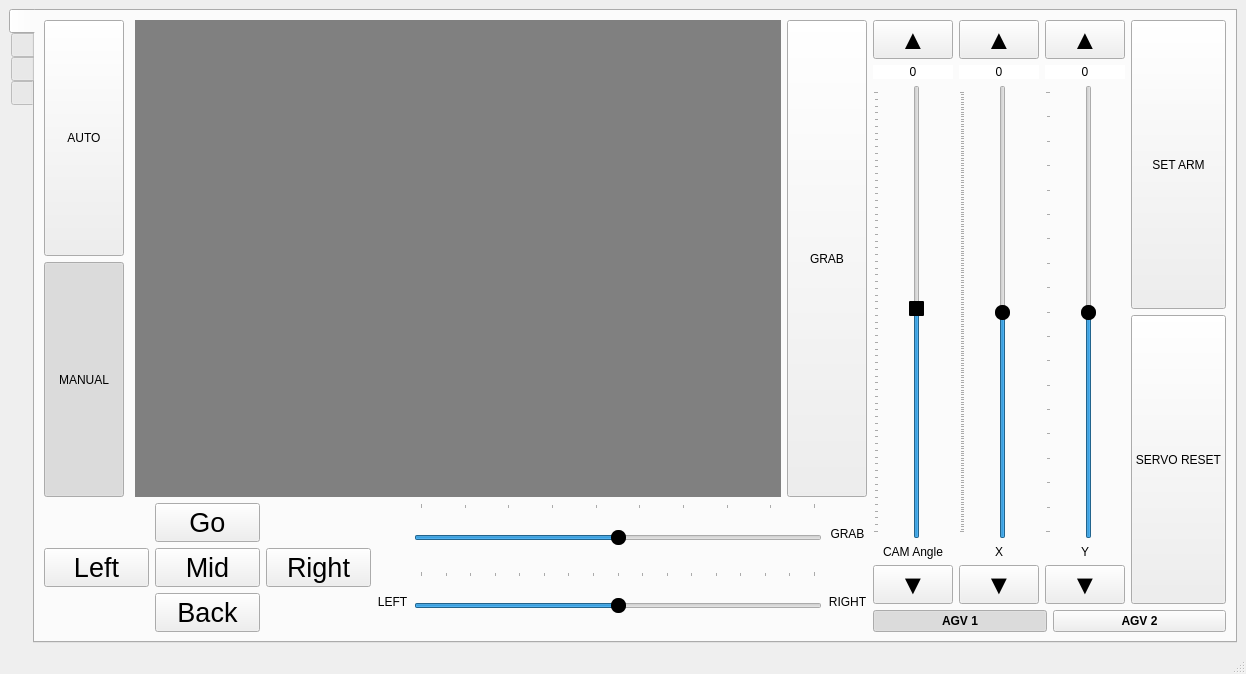
Old version of the form form.ui in the repository LogisVision/QT_Controller.
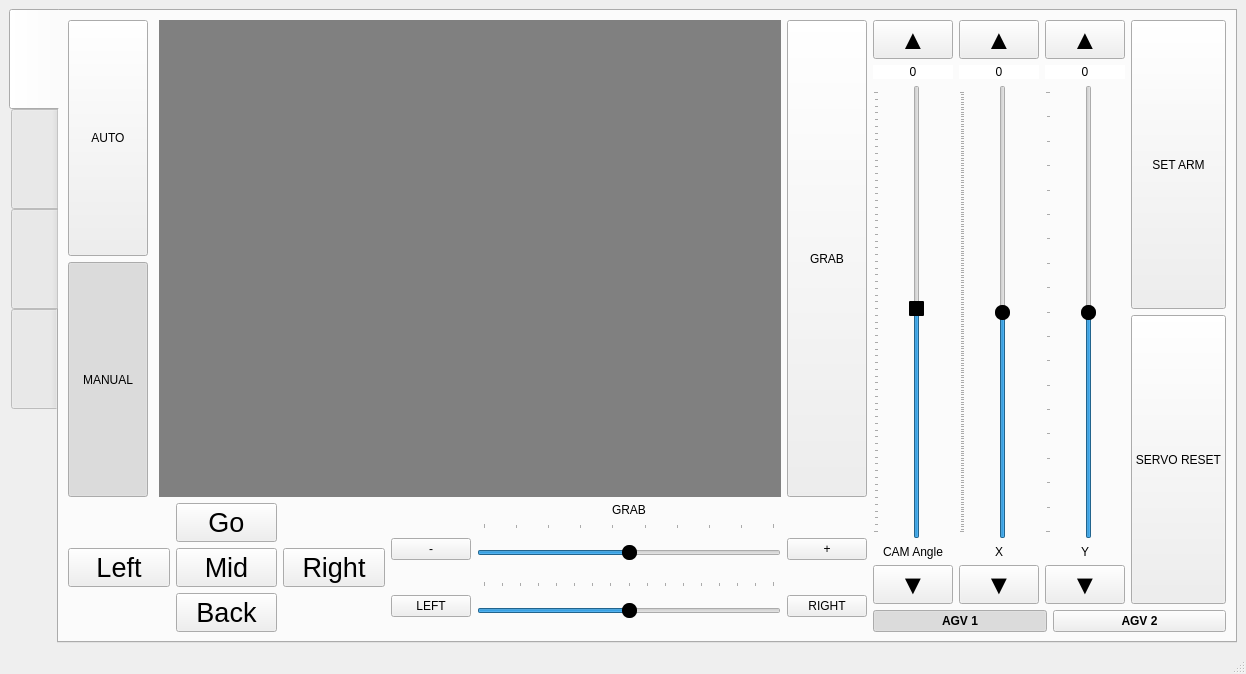
New version of the form. Icons and pictures are not drawn.

What changed in the file:
```diff
--- a/form.ui
+++ b/form.ui
@@ -26,6 +26,12 @@
    <layout class="QGridLayout" name="gridLayout">
     <item row="0" column="1">
      <widget class="QTabWidget" name="tabWidget">
+      <property name="styleSheet">
+       <string notr="true">QTabBar::tab {
+    height: 100px; 
+    width: 50px; 
+}</string>
+      </property>
       <property name="tabPosition">
        <enum>QTabWidget::TabPosition::West</enum>
       </property>
@@ -86,7 +92,7 @@
                 <item>
                  <widget class="QPushButton" name="btn_manual">
                   <property name="sizePolicy">
-                   <sizepolicy hsizetype="Fixed" vsizetype="Expanding">
+                   <sizepolicy hsizetype="Fixed" vsizetype="MinimumExpanding">
                     <horstretch>0</horstretch>
                     <verstretch>0</verstretch>
                    </sizepolicy>
@@ -208,18 +214,22 @@
              </layout>
             </item>
             <item>
-             <layout class="QGridLayout" name="gridLayout_5" rowminimumheight="0,0">
-              <item row="1" column="0">
-               <widget class="QLabel" name="label_arm_left">
+             <layout class="QGridLayout" name="gridLayout_5">
+              <item row="1" column="2">
+               <widget class="QPushButton" name="btn_grab_plus">
+                <property name="text">
+                 <string>+</string>
+                </property>
+               </widget>
+              </item>
+              <item row="3" column="0">
+               <widget class="QPushButton" name="btn_turn_left">
                 <property name="text">
                  <string>LEFT</string>
                 </property>
-                <property name="alignment">
-                 <set>Qt::AlignmentFlag::AlignCenter</set>
-                </property>
                </widget>
               </item>
-              <item row="1" column="1">
+              <item row="3" column="1">
                <widget class="QSlider" name="slider_arm">
                 <property name="sizePolicy">
                  <sizepolicy hsizetype="Expanding" vsizetype="Expanding">
@@ -260,6 +270,23 @@
                </widget>
               </item>
               <item row="0" column="1">
+               <widget class="QLabel" name="label_grab">
+                <property name="text">
+                 <string>GRAB</string>
+                </property>
+                <property name="alignment">
+                 <set>Qt::AlignmentFlag::AlignCenter</set>
+                </property>
+               </widget>
+              </item>
+              <item row="3" column="2">
+               <widget class="QPushButton" name="btn_turn_right">
+                <property name="text">
+                 <string>RIGHT</string>
+                </property>
+               </widget>
+              </item>
+              <item row="1" column="1">
                <widget class="QSlider" name="slider_grab">
                 <property name="sizePolicy">
                  <sizepolicy hsizetype="Expanding" vsizetype="Expanding">
@@ -288,6 +315,12 @@
                 <property name="maximum">
                  <number>90</number>
                 </property>
+                <property name="singleStep">
+                 <number>2</number>
+                </property>
+                <property name="pageStep">
+                 <number>0</number>
+                </property>
                 <property name="sliderPosition">
                  <number>0</number>
                 </property>
@@ -302,23 +335,10 @@
                 </property>
                </widget>
               </item>
-              <item row="1" column="2">
-               <widget class="QLabel" name="label_arm_right">
+              <item row="1" column="0">
+               <widget class="QPushButton" name="btn_grab_minus">
                 <property name="text">
-                 <string>RIGHT</string>
-                </property>
-                <property name="alignment">
-                 <set>Qt::AlignmentFlag::AlignCenter</set>
-                </property>
-               </widget>
-              </item>
-              <item row="0" column="2">
-               <widget class="QLabel" name="label_grab">
-                <property name="text">
-                 <string>GRAB</string>
-                </property>
-                <property name="alignment">
-                 <set>Qt::AlignmentFlag::AlignCenter</set>
+                 <string>-</string>
                 </property>
                </widget>
               </item>
```
Left out of the diff: 196 changed lines with no effect on the pictures.
